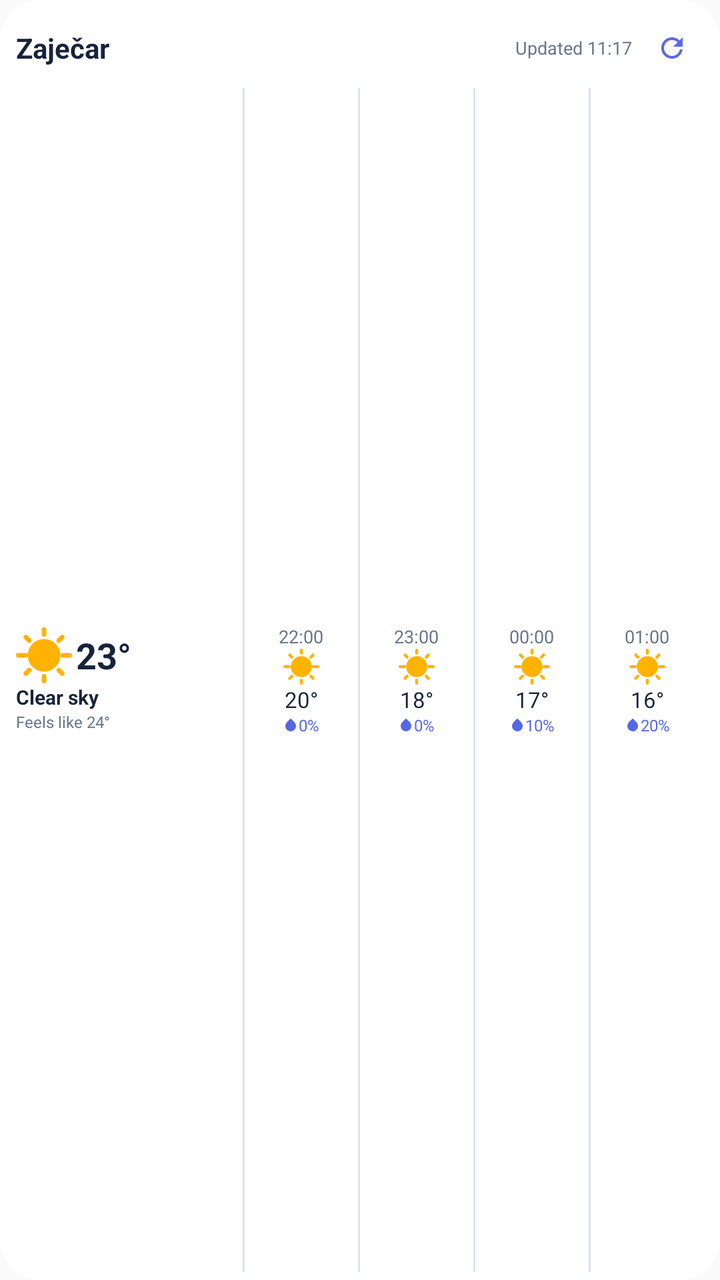
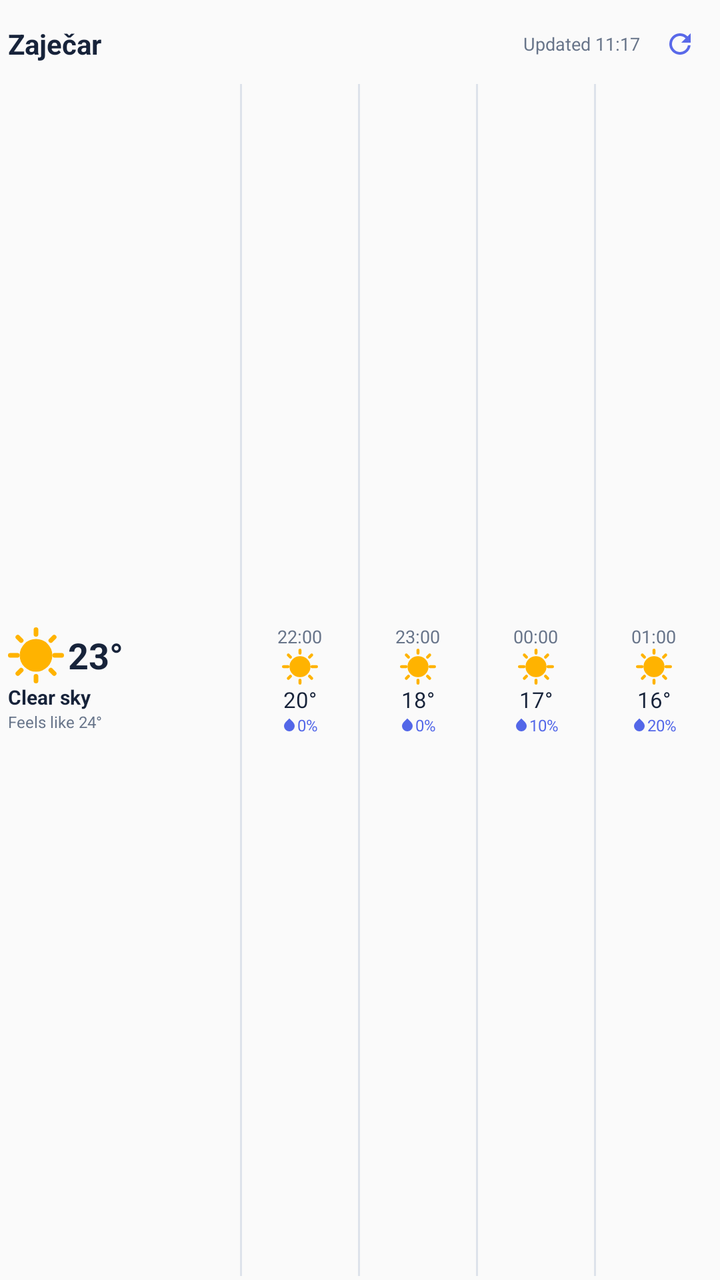

Screens rendered from an Android XML layout before and after an edit, with the pre-edit source and the edit as a unified diff.
<!-- AndroidManifest.xml: application theme Theme.HluWeather -->
<!-- res/layout/weather_widget_preview_medium.xml -->
<?xml version="1.0" encoding="utf-8"?>
<LinearLayout xmlns:android="http://schemas.android.com/apk/res/android"
    android:layout_width="match_parent"
    android:layout_height="110dp"
    android:background="@drawable/weather_widget_card_surface"
    android:orientation="vertical"
    android:paddingStart="8dp"
    android:paddingEnd="8dp"
    android:paddingTop="4dp"
    android:paddingBottom="4dp">

    <LinearLayout
        android:layout_width="match_parent"
        android:layout_height="40dp"
        android:gravity="center_vertical"
        android:orientation="horizontal">

        <TextView
            android:layout_width="0dp"
            android:layout_height="wrap_content"
            android:layout_weight="1"
            android:ellipsize="end"
            android:maxLines="1"
            android:text="@string/weather_widget_preview_location"
            android:textColor="#FF17233A"
            android:textSize="14sp"
            android:textStyle="bold" />

        <TextView
            android:layout_width="wrap_content"
            android:layout_height="wrap_content"
            android:layout_marginEnd="4dp"
            android:text="@string/weather_widget_preview_updated"
            android:textColor="#FF68758A"
            android:textSize="9sp" />

        <ImageView
            android:layout_width="32dp"
            android:layout_height="32dp"
            android:contentDescription="@string/weather_widget_preview_refresh"
            android:padding="8dp"
            android:src="@drawable/weather_widget_preview_refresh" />
    </LinearLayout>

    <LinearLayout
        android:layout_width="match_parent"
        android:layout_height="0dp"
        android:layout_weight="1"
        android:gravity="center_vertical"
        android:orientation="horizontal">

        <LinearLayout
            android:layout_width="0dp"
            android:layout_height="match_parent"
            android:layout_weight="2"
            android:gravity="center_vertical"
            android:orientation="vertical"
            android:paddingEnd="4dp">

            <LinearLayout
                android:layout_width="match_parent"
                android:layout_height="wrap_content"
                android:gravity="center_vertical"
                android:orientation="horizontal">

                <ImageView
                    android:layout_width="28dp"
                    android:layout_height="28dp"
                    android:contentDescription="@string/weather_widget_preview_condition"
                    android:src="@drawable/weather_widget_preview_sun" />

                <TextView
                    android:layout_width="wrap_content"
                    android:layout_height="wrap_content"
                    android:layout_marginStart="2dp"
                    android:text="@string/weather_widget_preview_temperature"
                    android:textColor="#FF17233A"
                    android:textSize="18sp"
                    android:textStyle="bold" />
            </LinearLayout>

            <TextView
                android:layout_width="match_parent"
                android:layout_height="wrap_content"
                android:maxLines="1"
                android:text="@string/weather_widget_preview_condition"
                android:textColor="#FF17233A"
                android:textSize="10sp"
                android:textStyle="bold" />

            <TextView
                android:layout_width="match_parent"
                android:layout_height="wrap_content"
                android:maxLines="1"
                android:text="@string/weather_widget_preview_feels_like"
                android:textColor="#FF68758A"
                android:textSize="8sp" />
        </LinearLayout>

        <TextView
            android:layout_width="1dp"
            android:layout_height="match_parent"
            android:text=""
            android:background="#FFDDE2EB" />

        <LinearLayout
            android:layout_width="0dp"
            android:layout_height="match_parent"
            android:layout_weight="1"
            android:gravity="center"
            android:orientation="vertical">

            <TextView
                android:layout_width="wrap_content"
                android:layout_height="wrap_content"
                android:text="@string/weather_widget_preview_hour_22"
                android:textColor="#FF68758A"
                android:textSize="9sp" />

            <ImageView
                android:layout_width="18dp"
                android:layout_height="18dp"
                android:contentDescription="@string/weather_widget_preview_condition"
                android:src="@drawable/weather_widget_preview_sun" />

            <TextView
                android:layout_width="wrap_content"
                android:layout_height="wrap_content"
                android:text="@string/weather_widget_preview_temperature_20"
                android:textColor="#FF17233A"
                android:textSize="11sp" />

            <LinearLayout
                android:layout_width="wrap_content"
                android:layout_height="wrap_content"
                android:gravity="center_vertical"
                android:orientation="horizontal">
                <ImageView
                    android:layout_width="8dp"
                    android:layout_height="8dp"
                    android:contentDescription="@null"
                    android:src="@drawable/weather_widget_preview_drop" />
                <TextView
                    android:layout_width="wrap_content"
                    android:layout_height="wrap_content"
                    android:text="@string/weather_widget_preview_probability_0"
                    android:textColor="#FF5367E8"
                    android:textSize="8sp" />
            </LinearLayout>
        </LinearLayout>

        <TextView
            android:layout_width="1dp"
            android:layout_height="match_parent"
            android:text=""
            android:background="#FFDDE2EB" />

        <LinearLayout
            android:layout_width="0dp"
            android:layout_height="match_parent"
            android:layout_weight="1"
            android:gravity="center"
            android:orientation="vertical">

            <TextView
                android:layout_width="wrap_content"
                android:layout_height="wrap_content"
                android:text="@string/weather_widget_preview_hour_23"
                android:textColor="#FF68758A"
                android:textSize="9sp" />

            <ImageView
                android:layout_width="18dp"
                android:layout_height="18dp"
                android:contentDescription="@string/weather_widget_preview_condition"
                android:src="@drawable/weather_widget_preview_sun" />

            <TextView
                android:layout_width="wrap_content"
                android:layout_height="wrap_content"
                android:text="@string/weather_widget_preview_temperature_18"
                android:textColor="#FF17233A"
                android:textSize="11sp" />

            <LinearLayout
                android:layout_width="wrap_content"
                android:layout_height="wrap_content"
                android:gravity="center_vertical"
                android:orientation="horizontal">
                <ImageView
                    android:layout_width="8dp"
                    android:layout_height="8dp"
                    android:contentDescription="@null"
                    android:src="@drawable/weather_widget_preview_drop" />
                <TextView
                    android:layout_width="wrap_content"
                    android:layout_height="wrap_content"
                    android:text="@string/weather_widget_preview_probability_0"
                    android:textColor="#FF5367E8"
                    android:textSize="8sp" />
            </LinearLayout>
        </LinearLayout>

        <TextView
            android:layout_width="1dp"
            android:layout_height="match_parent"
            android:text=""
            android:background="#FFDDE2EB" />

        <LinearLayout
            android:layout_width="0dp"
            android:layout_height="match_parent"
            android:layout_weight="1"
            android:gravity="center"
            android:orientation="vertical">

            <TextView
                android:layout_width="wrap_content"
                android:layout_height="wrap_content"
                android:text="@string/weather_widget_preview_hour_00"
                android:textColor="#FF68758A"
                android:textSize="9sp" />

            <ImageView
                android:layout_width="18dp"
                android:layout_height="18dp"
                android:contentDescription="@string/weather_widget_preview_condition"
                android:src="@drawable/weather_widget_preview_sun" />

            <TextView
                android:layout_width="wrap_content"
                android:layout_height="wrap_content"
                android:text="@string/weather_widget_preview_temperature_17"
                android:textColor="#FF17233A"
                android:textSize="11sp" />

            <LinearLayout
                android:layout_width="wrap_content"
                android:layout_height="wrap_content"
                android:gravity="center_vertical"
                android:orientation="horizontal">
                <ImageView
                    android:layout_width="8dp"
                    android:layout_height="8dp"
                    android:contentDescription="@null"
                    android:src="@drawable/weather_widget_preview_drop" />
                <TextView
                    android:layout_width="wrap_content"
                    android:layout_height="wrap_content"
                    android:text="@string/weather_widget_preview_probability_10"
                    android:textColor="#FF5367E8"
                    android:textSize="8sp" />
            </LinearLayout>
        </LinearLayout>

        <TextView
            android:layout_width="1dp"
            android:layout_height="match_parent"
            android:text=""
            android:background="#FFDDE2EB" />

        <LinearLayout
            android:layout_width="0dp"
            android:layout_height="match_parent"
            android:layout_weight="1"
            android:gravity="center"
            android:orientation="vertical">

            <TextView
                android:layout_width="wrap_content"
                android:layout_height="wrap_content"
                android:text="@string/weather_widget_preview_hour_01"
                android:textColor="#FF68758A"
                android:textSize="9sp" />

            <ImageView
                android:layout_width="18dp"
                android:layout_height="18dp"
                android:contentDescription="@string/weather_widget_preview_condition"
                android:src="@drawable/weather_widget_preview_sun" />

            <TextView
                android:layout_width="wrap_content"
                android:layout_height="wrap_content"
                android:text="@string/weather_widget_preview_temperature_16"
                android:textColor="#FF17233A"
                android:textSize="11sp" />

            <LinearLayout
                android:layout_width="wrap_content"
                android:layout_height="wrap_content"
                android:gravity="center_vertical"
                android:orientation="horizontal">
                <ImageView
                    android:layout_width="8dp"
                    android:layout_height="8dp"
                    android:contentDescription="@null"
                    android:src="@drawable/weather_widget_preview_drop" />
                <TextView
                    android:layout_width="wrap_content"
                    android:layout_height="wrap_content"
                    android:text="@string/weather_widget_preview_probability_20"
                    android:textColor="#FF5367E8"
                    android:textSize="8sp" />
            </LinearLayout>
        </LinearLayout>
    </LinearLayout>
</LinearLayout>
<!-- resources referenced by this layout -->
<resources>
  <!-- drawable weather_widget_card_surface (drawable) -->
  <shape xmlns:android="http://schemas.android.com/apk/res/android" android:shape="rectangle">
      <solid android:color="#FFFFFFFF" />
      <corners android:radius="20dp" />
  </shape>
  <!-- drawable weather_widget_preview_drop (drawable) -->
  <?xml version="1.0" encoding="utf-8"?>
  <vector xmlns:android="http://schemas.android.com/apk/res/android"
      android:width="8dp"
      android:height="8dp"
      android:viewportWidth="24"
      android:viewportHeight="24">
      <path
          android:fillColor="#FF5367E8"
          android:pathData="M12,2.69l5.66,5.66a8,8 0,1 1,-11.31 0z" />
  </vector>
  <!-- drawable weather_widget_preview_refresh (drawable) -->
  <?xml version="1.0" encoding="utf-8"?>
  <vector xmlns:android="http://schemas.android.com/apk/res/android"
      android:width="20dp"
      android:height="20dp"
      android:viewportWidth="24"
      android:viewportHeight="24">
      <path
          android:fillColor="#FF5969E9"
          android:pathData="M17.65,6.35A7.95,7.95 0,0 0,12 4a8,8 0,1 0,7.93 9h-2.02A6,6 0,1 1,12 6c1.66,0 3.14,0.69 4.22,1.78L13,11h7V4l-2.35,2.35z" />
  </vector>
  <!-- drawable weather_widget_preview_sun (drawable) -->
  <?xml version="1.0" encoding="utf-8"?>
  <vector xmlns:android="http://schemas.android.com/apk/res/android"
      android:width="32dp"
      android:height="32dp"
      android:viewportWidth="24"
      android:viewportHeight="24">
      <path
          android:fillColor="#FFFFB300"
          android:pathData="M12,5a7,7 0,1 0,0 14a7,7 0,0 0,0 -14z" />
      <path
          android:fillColor="#00000000"
          android:pathData="M12,1v2 M12,21v2 M4.22,4.22l1.42,1.42 M18.36,18.36l1.42,1.42 M1,12h3 M20,12h3 M4.22,19.78l1.42,-1.42 M18.36,5.64l1.42,-1.42"
          android:strokeColor="#FFFFB300"
          android:strokeLineCap="round"
          android:strokeWidth="2" />
  </vector>
  <string name="weather_widget_preview_condition">Clear sky</string>
  <string name="weather_widget_preview_feels_like">Feels like 24°</string>
  <string name="weather_widget_preview_hour_00">00:00</string>
  <string name="weather_widget_preview_hour_01">01:00</string>
  <string name="weather_widget_preview_hour_22">22:00</string>
  <string name="weather_widget_preview_hour_23">23:00</string>
  <string name="weather_widget_preview_location">Zaječar</string>
  <string name="weather_widget_preview_probability_0">0%</string>
  <string name="weather_widget_preview_probability_10">10%</string>
  <string name="weather_widget_preview_probability_20">20%</string>
  <string name="weather_widget_preview_refresh">Refresh</string>
  <string name="weather_widget_preview_temperature">23°</string>
  <string name="weather_widget_preview_temperature_16">16°</string>
  <string name="weather_widget_preview_temperature_17">17°</string>
  <string name="weather_widget_preview_temperature_18">18°</string>
  <string name="weather_widget_preview_temperature_20">20°</string>
  <string name="weather_widget_preview_updated">Updated 11:17</string>
  <style name="Theme.HluWeather" parent="android:Theme.Material.Light.NoActionBar" />
</resources>

<!-- the commit's change to res/layout/weather_widget_preview_medium.xml (unified diff, before → after) -->
@@ -2,12 +2,11 @@
 <LinearLayout xmlns:android="http://schemas.android.com/apk/res/android"
     android:layout_width="match_parent"
     android:layout_height="110dp"
-    android:background="@drawable/weather_widget_card_surface"
     android:orientation="vertical"
-    android:paddingStart="8dp"
-    android:paddingEnd="8dp"
-    android:paddingTop="4dp"
-    android:paddingBottom="4dp">
+    android:paddingStart="4dp"
+    android:paddingEnd="4dp"
+    android:paddingTop="2dp"
+    android:paddingBottom="2dp">
 
     <LinearLayout
         android:layout_width="match_parent"
<!-- resource entries referenced after the edit -->
@@ -1,10 +1,5 @@
 <!-- resources referenced by this layout -->
 <resources>
-  <!-- drawable weather_widget_card_surface (drawable) -->
-  <shape xmlns:android="http://schemas.android.com/apk/res/android" android:shape="rectangle">
-      <solid android:color="#FFFFFFFF" />
-      <corners android:radius="20dp" />
-  </shape>
   <!-- drawable weather_widget_preview_drop (drawable) -->
   <?xml version="1.0" encoding="utf-8"?>
   <vector xmlns:android="http://schemas.android.com/apk/res/android"
